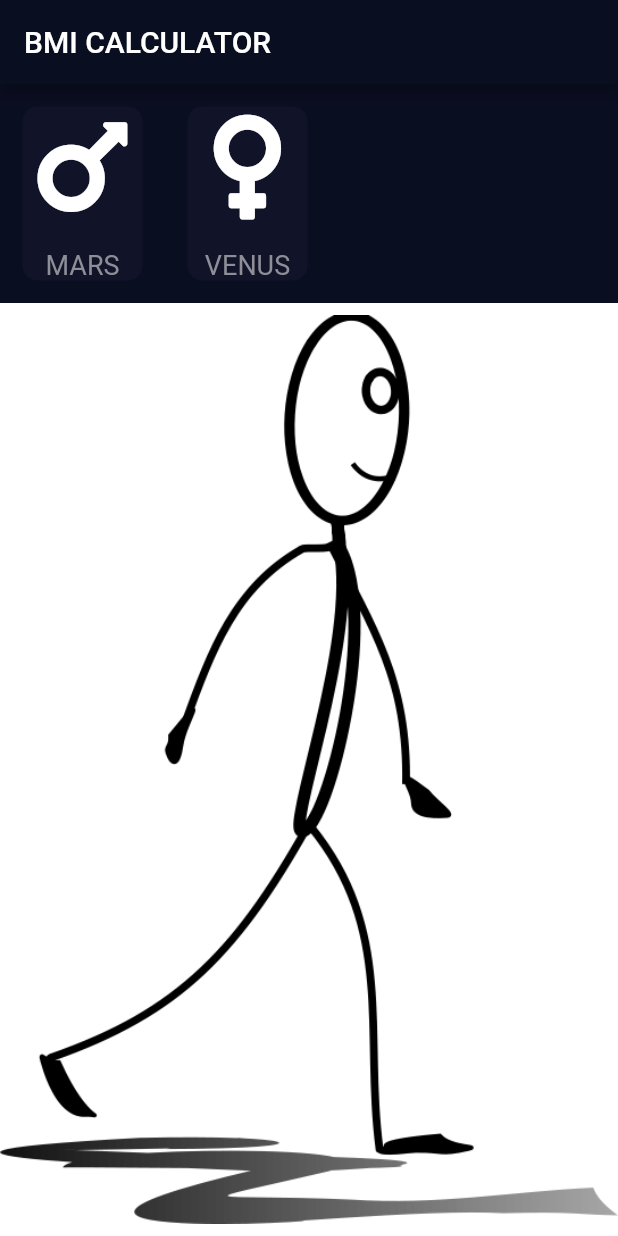
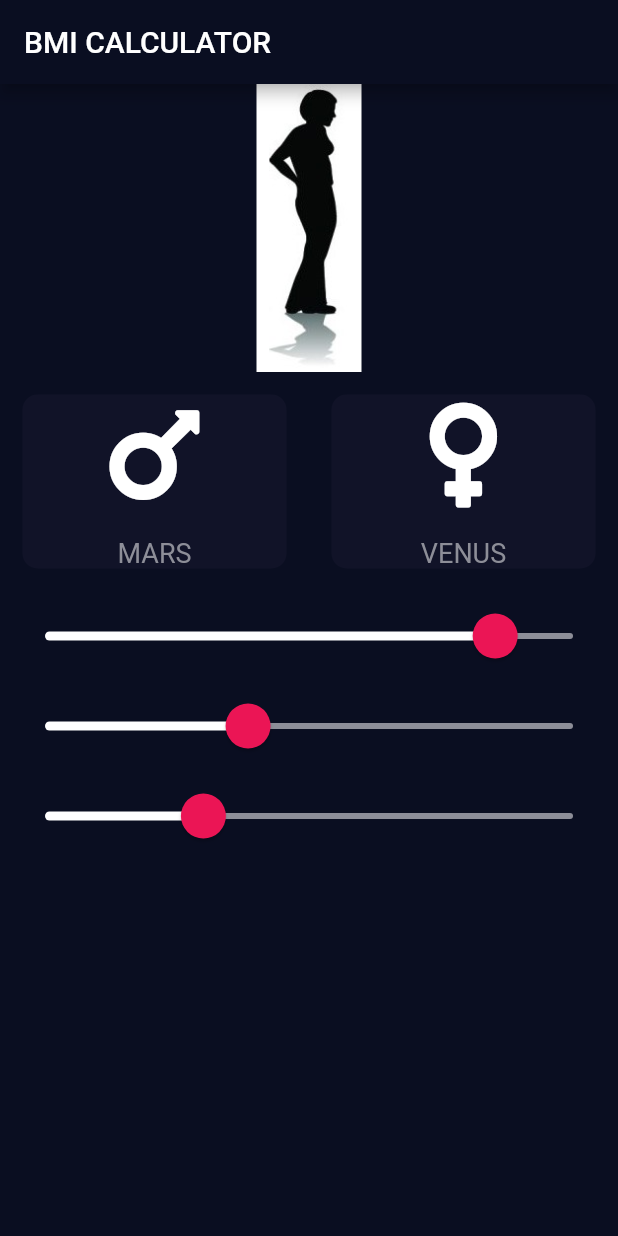
Before and after one commit to IvorNorval/bmi_app, a Flutter app: the screen it shows after launch, on a phone screen of 412 x 824 dp. Run offline on Flutter 3.47's test engine with Material 2 defaults, Android fonts, the phone set to English and light mode, and no system bars; our stand-ins replace font_awesome_flutter.

```diff
--- a/lib/constants.dart
+++ b/lib/constants.dart
@@ -4,6 +4,17 @@ enum Gender {
   male,
   female,
 }
+
+const kBabyAge = 0;
+const kToddlerAge = 1;
+const kChildAge = 5;
+const kTeenagerAge = 13;
+const kAdultAge = 21;
+const k50PlusAge = 50;
+const kOldAge = 70;
+
+const kFemale = 'female';
+const kMale = 'man';
 
 const kBottomContainerHeight = 80.0;
 const kActiveCardColor = Color(0xFF1D1E33);
--- a/lib/screens/input_page.dart
+++ b/lib/screens/input_page.dart
@@ -15,7 +15,9 @@ class _InputPageState extends State<InputPage> {
   Gender selectedGender;
   int height = 192;
   int weight = 70;
-  int age = 50;
+  int age = 30;
+  int ageImage = kAdultAge;
+  String genderString = kFemale;
 
   @override
   Widget build(BuildContext context) {
@@ -27,11 +29,29 @@ class _InputPageState extends State<InputPage> {
         crossAxisAlignment: CrossAxisAlignment.stretch,
         children: <Widget>[
           Row(
+            mainAxisAlignment: MainAxisAlignment.center,
             children: <Widget>[
-              ReusableCard(
+              Container(
+                color: Colors.white,
+                height: height.toDouble(),
+                width: weight.toDouble(),
+                child: Center(
+                  child: Image.asset(
+                    'images/$genderString$ageImage.jpg',
+                    fit: BoxFit.scaleDown,
+                  ),
+                ),
+              ),
+            ],
+          ),
+          Row(
+            children: <Widget>[
+              Expanded(
+                child: ReusableCard(
                   onPress: () {
                     setState(() {
                       selectedGender = Gender.male;
+                      genderString = kMale;
                     });
                   },
                   color: selectedGender == Gender.male
@@ -42,10 +62,13 @@ class _InputPageState extends State<InputPage> {
                     label: 'MARS',
                   ),
                 ),
-              ReusableCard(
+              ),
+              Expanded(
+                child: ReusableCard(
                   onPress: () {
                     setState(() {
                       selectedGender = Gender.female;
+                      genderString = kFemale;
                     });
                   },
                   color: selectedGender == Gender.female
@@ -56,19 +79,83 @@ class _InputPageState extends State<InputPage> {
                     label: 'VENUS',
                   ),
                 ),
+              ),
             ],
           ),
-          Expanded(
-            child: Container(
-              color: Colors.white,
-              height: 300,
-              width: 400,
-              child: Center(
-                child: Image.asset(
-                  'images/pngwave.png',
-                  fit: BoxFit.fill,
+          SliderTheme(
+            data: SliderTheme.of(context).copyWith(
+              activeTrackColor: kActiveColor,
+              inactiveTrackColor: kInactiveColor,
+              thumbColor: kAccentColor,
+              overlayColor: kAccentTransparentColor,
+              thumbShape: RoundSliderThumbShape(enabledThumbRadius: 15.0),
+              overlayShape: RoundSliderOverlayShape(overlayRadius: 30.0),
+            ),
+            child: Slider(
+              value: height.toDouble(),
+              min: 30,
+              max: 220,
+              onChanged: (double newValue) {
+                setState(() {
+                  height = newValue.round();
+                  print(height);
+                });
+              },
             ),
           ),
+          SliderTheme(
+            data: SliderTheme.of(context).copyWith(
+              activeTrackColor: kActiveColor,
+              inactiveTrackColor: kInactiveColor,
+              thumbColor: kAccentColor,
+              overlayColor: kAccentTransparentColor,
+              thumbShape: RoundSliderThumbShape(enabledThumbRadius: 15.0),
+              overlayShape: RoundSliderOverlayShape(overlayRadius: 30.0),
+            ),
+            child: Slider(
+              value: weight.toDouble(),
+              min: 20.0,
+              max: 150.0,
+              onChanged: (double newValue) {
+                setState(() {
+                  weight = newValue.round();
+                  print(weight);
+                });
+              },
+            ),
+          ),
+          SliderTheme(
+            data: SliderTheme.of(context).copyWith(
+              activeTrackColor: kActiveColor,
+              inactiveTrackColor: kInactiveColor,
+              thumbColor: kAccentColor,
+              overlayColor: kAccentTransparentColor,
+              thumbShape: RoundSliderThumbShape(enabledThumbRadius: 15.0),
+              overlayShape: RoundSliderOverlayShape(overlayRadius: 30.0),
+            ),
+            child: Slider(
+              value: age.toDouble(),
+              min: 0,
+              max: 100,
+              onChanged: (double newValue) {
+                setState(() {
+                  age = newValue.round();
+                  if (age < kToddlerAge)
+                    ageImage = kBabyAge;
+                  else if (age < kChildAge)
+                    ageImage = kToddlerAge;
+                  else if (age < kTeenagerAge)
+                    ageImage = kChildAge;
+                  else if (age < kAdultAge)
+                    ageImage = kTeenagerAge;
+                  else if (age < k50PlusAge)
+                    ageImage = kAdultAge;
+                  else if (age < kOldAge)
+                    ageImage = k50PlusAge;
+                  else
+                    ageImage = kOldAge;
+                });
+              },
             ),
           ),
         ],
--- a/pubspec.yaml
+++ b/pubspec.yaml
@@ -29,6 +29,7 @@ dependencies:
   # Use with the CupertinoIcons class for iOS style icons.
   cupertino_icons: ^0.1.3
   font_awesome_flutter: ^8.8.1
+  flutter_xlider: ^3.4.0
 
 dev_dependencies:
   flutter_test:
```
Also changed, not shown: images/female0.jpg (added), images/female1.jpg (added), images/female13.jpg (added), images/female21.jpg (added), images/female5.jpg (added), images/female50.jpg (added), images/female70.jpg (added), images/man0.jpg (added), images/man1.jpg (added), images/man13.jpg (added), images/man21.jpg (added), images/man5.jpg (added), images/man50.jpg (added), images/man70.jpg (added), 1 more files, 20 other files. Lines whose indentation alone changed are shown as unchanged.
